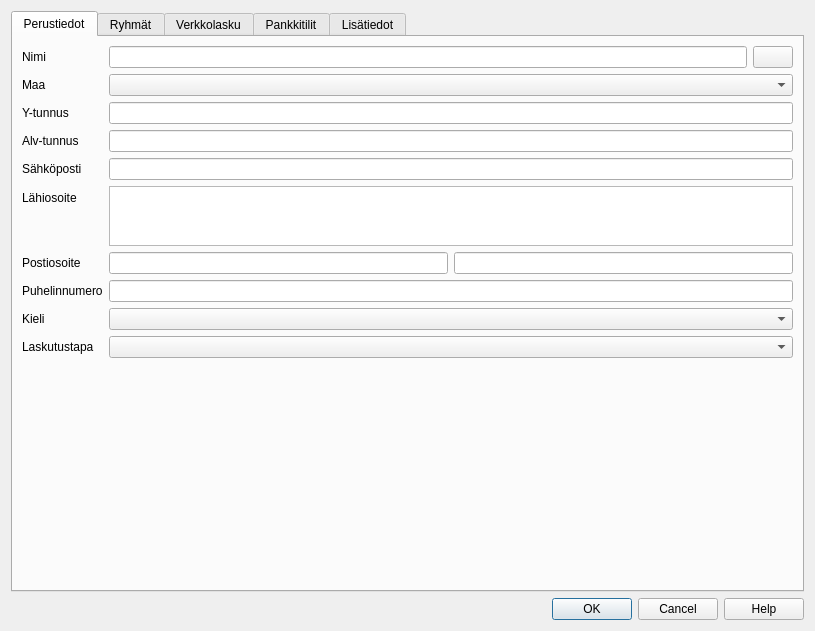
First picture: the form in kitsas/rekisteri/asiakastoimittajadlg.ui, repository artoh/kitupiikki, before the edit.
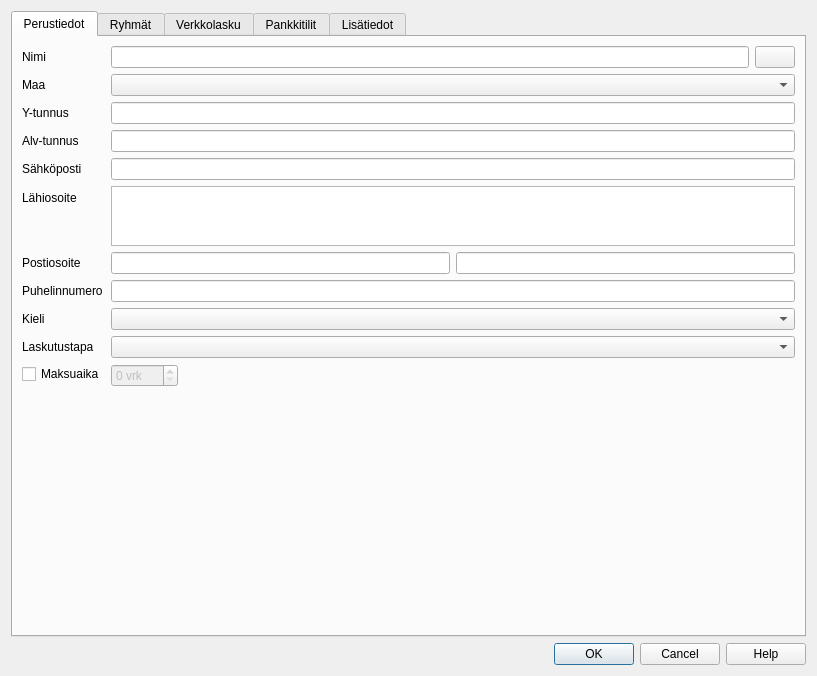
Second picture: the form after the edit. Icons and pictures are not drawn. Custom widgets are drawn as their Qt base class.

Patch:
```diff
--- a/kitsas/rekisteri/asiakastoimittajadlg.ui
+++ b/kitsas/rekisteri/asiakastoimittajadlg.ui
@@ -6,8 +6,8 @@
    <rect>
     <x>0</x>
     <y>0</y>
-    <width>815</width>
-    <height>631</height>
+    <width>817</width>
+    <height>676</height>
    </rect>
   </property>
   <property name="windowTitle">
@@ -27,7 +27,7 @@
       <attribute name="title">
        <string>Perustiedot</string>
       </attribute>
-      <layout class="QFormLayout" name="formLayout">
+      <layout class="QFormLayout" name="formLayout_3">
        <item row="0" column="0">
         <widget class="QLabel" name="label">
          <property name="text">
@@ -182,7 +182,47 @@
        <item row="9" column="1">
         <widget class="QComboBox" name="laskutapaCombo"/>
        </item>
+       <item row="10" column="0">
+        <widget class="QCheckBox" name="maksuaikaCheck">
+         <property name="text">
+          <string>Maksuaika</string>
+         </property>
+        </widget>
+       </item>
        <item row="10" column="1">
+        <layout class="QFormLayout" name="formLayout">
+         <item row="0" column="0">
+          <widget class="QSpinBox" name="maksuaikaSpin">
+           <property name="enabled">
+            <bool>false</bool>
+           </property>
+           <property name="suffix">
+            <string> vrk</string>
+           </property>
+           <property name="prefix">
+            <string/>
+           </property>
+           <property name="maximum">
+            <number>365</number>
+           </property>
+          </widget>
+         </item>
+         <item row="0" column="1">
+          <spacer name="horizontalSpacer">
+           <property name="orientation">
+            <enum>Qt::Horizontal</enum>
+           </property>
+           <property name="sizeHint" stdset="0">
+            <size>
+             <width>40</width>
+             <height>20</height>
+            </size>
+           </property>
+          </spacer>
+         </item>
+        </layout>
+       </item>
+       <item row="11" column="1">
         <spacer name="verticalSpacer">
          <property name="orientation">
           <enum>Qt::Vertical</enum>
```
Left out of the diff: 24 changed lines with no effect on the pictures.
